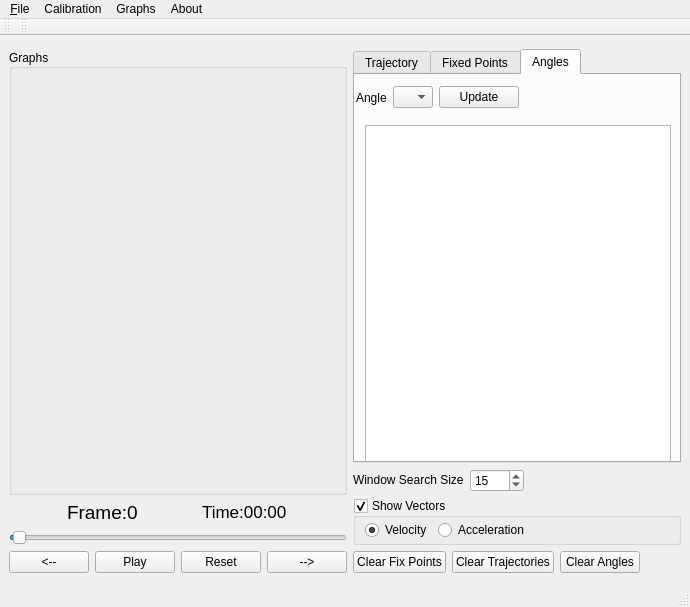
romariorios/CVMob, file src/view/FormCvMob.ui: the form before one commit.
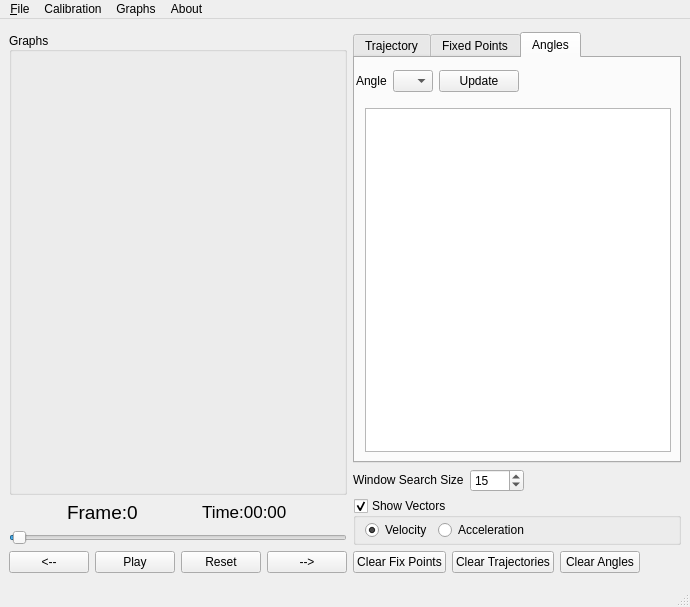
The form after the commit. The open tabs and pages were chosen to show the change.

Patch:
```diff
--- a/src/view/FormCvMob.ui
+++ b/src/view/FormCvMob.ui
@@ -393,7 +393,7 @@
               <x>1</x>
               <y>10</y>
               <width>199</width>
-              <height>25</height>
+              <height>26</height>
              </rect>
             </property>
             <layout class="QHBoxLayout" name="horizontalLayout_7">
@@ -703,28 +703,6 @@
    <addaction name="menuAbout"/>
   </widget>
   <widget class="QStatusBar" name="statusbar"/>
-  <widget class="QToolBar" name="toolBar">
-   <property name="windowTitle">
-    <string>toolBar</string>
-   </property>
-   <attribute name="toolBarArea">
-    <enum>TopToolBarArea</enum>
-   </attribute>
-   <attribute name="toolBarBreak">
-    <bool>false</bool>
-   </attribute>
-  </widget>
-  <widget class="QToolBar" name="toolBar_2">
-   <property name="windowTitle">
-    <string>toolBar_2</string>
-   </property>
-   <attribute name="toolBarArea">
-    <enum>TopToolBarArea</enum>
-   </attribute>
-   <attribute name="toolBarBreak">
-    <bool>false</bool>
-   </attribute>
-  </widget>
   <action name="actionOpen">
    <property name="text">
     <string>&amp;Open</string>
```
Left out of the diff: 12 changed lines with no effect on the pictures.
